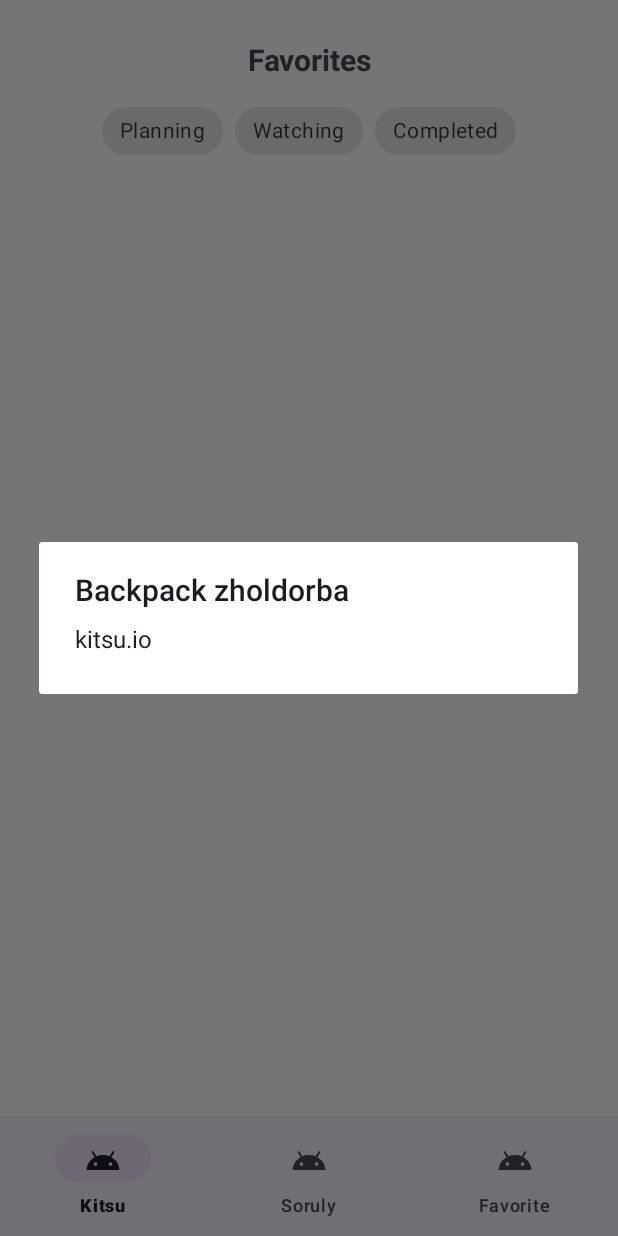
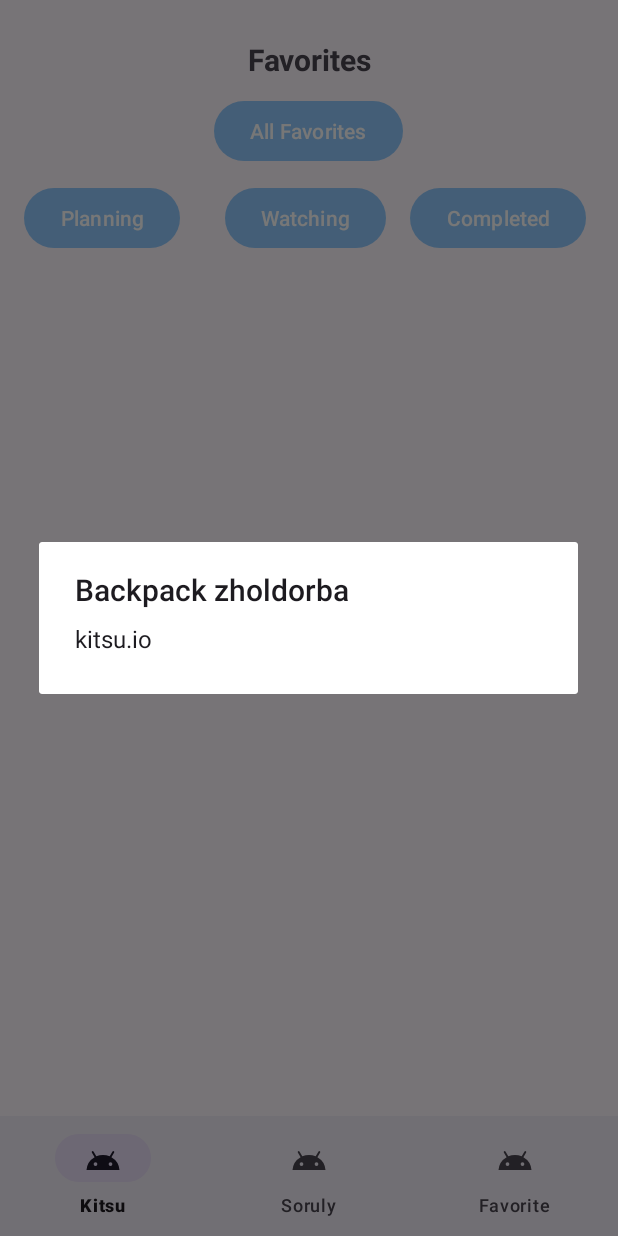
Before and after one commit to Tasherokk/Android-Project, an Android app: the fragment FavoritesFragment placed in its activity, on a phone screen of 412 x 824 dp. Run offline under Robolectric (Android 15) with nearby library versions, the phone set to English and light mode, and no system bars; our stand-ins replace Room's generated code; network calls fail; pictures from the network do not load; 1 statement that could not run was skipped.

Commit message:
filter for tags

```diff
--- a/AniFrame/app/src/main/java/com/example/aniframe/presentation/fragments/FavoritesFragment.kt
+++ b/AniFrame/app/src/main/java/com/example/aniframe/presentation/fragments/FavoritesFragment.kt
@@ -61,55 +61,44 @@
                 },
                 requireContext()
         )
-//        binding.chipGroup.setOnCheckedChangeListener { chipGroup, checkedId ->
-//            when (checkedId) {
-////                R.id.chip_all -> {
-////                    viewModel.fetchKitsuListDB()
-////                }
-//                R.id.planning -> {
-//                    Filter("Planning")
-//                }
-//                R.id.completed -> {
-//                    Filter("Completed")
-//                }
-//                R.id.watching -> {
-//
-//                    Filter("Watching")
-//                }
-//
-//            }
-//        }
         setupUI()
+        AllObserve()
+        with(binding){
+            allButton.setOnClickListener{
+                viewModel.fetchKitsuListDB()
+            }
+            planning.setOnClickListener{
+                viewModel.filterItemsByTag("Planning")
 
+            }
+            watching.setOnClickListener{
+                viewModel.filterItemsByTag("Watching")
 
+            }
+            completed.setOnClickListener{
+                viewModel.filterItemsByTag("Completed")
 
+            }
+        }
 
-
-
-
+    }
+    private fun setupUI() {
+        with(binding) {
+            kitsuList.adapter = adapter
+            viewModel.fetchKitsuListDB()
+        }
+    }
+    private fun AllObserve(){
         viewModel.favoritesListState.observe(viewLifecycleOwner) { state ->
             when (state) {
                 is FavoritesListState.Success -> adapter?.submitList(state.items)
+                is FavoritesListState.Error -> {
+                }
+                is FavoritesListState.Loading -> {
+                }
 
                 else -> {}
             }
         }
-
-    }
-
-    private fun setTagAnime(kitsu: Kitsu, newTag: String){
-        viewModel.updateAnime(kitsu, newTag)
-    }
-    private fun setupUI() {
-        with(binding) {
-            binding.kitsuList.adapter = adapter
-            viewModel.fetchKitsuListDB()
-        }
-    }
-    private fun Filter(tag: String){
-        with(binding){
-            binding.kitsuList.adapter = adapter
-            viewModel.filterItemsByTag(tag)
-        }
     }
 }
--- a/AniFrame/app/src/main/res/layout/fragment_favorites_list.xml
+++ b/AniFrame/app/src/main/res/layout/fragment_favorites_list.xml
@@ -22,38 +22,44 @@
             android:textSize="20sp"
             android:padding="10dp"
             />
-
-    <com.google.android.material.chip.ChipGroup
-            android:id="@+id/chipGroup"
+    <Button
+            android:id="@+id/all_button"
             android:layout_width="wrap_content"
             android:layout_height="wrap_content"
+            android:text="All Favorites"
             android:layout_gravity="center"
-            >
-        <com.google.android.material.chip.Chip
-            android:id="@+id/planning"
-            android:layout_width="wrap_content"
+            android:layout_marginBottom="10dp"/>
+
+    <LinearLayout
+            android:layout_width="match_parent"
             android:layout_height="wrap_content"
-            style="@style/Widget.MaterialComponents.Chip.Filter"
-            android:text="Planning"
-            />
+            android:orientation="horizontal"
+            android:layout_gravity="center"
+            android:layout_marginBottom="10dp">
+        <Button
+                android:id="@+id/planning"
+                android:layout_width="wrap_content"
+                android:layout_height="wrap_content"
+                android:text="Planning"/>
 
-        <com.google.android.material.chip.Chip
+        <Button
                 android:id="@+id/watching"
                 android:layout_width="wrap_content"
                 android:layout_height="wrap_content"
-                style="@style/Widget.MaterialComponents.Chip.Filter"
                 android:text="Watching"
-                />
+                android:layout_marginRight="16dp"
+                android:layout_marginLeft="30dp"/>
 
-        <com.google.android.material.chip.Chip
+        <Button
                 android:id="@+id/completed"
                 android:layout_width="wrap_content"
                 android:layout_height="wrap_content"
-                style="@style/Widget.MaterialComponents.Chip.Filter"
-                android:text="Completed"
-                />
+                android:text="Completed"/>
 
-    </com.google.android.material.chip.ChipGroup>
+    </LinearLayout>
+
+
+
 
 
 </LinearLayout>
```
Also changed, not shown: AniFrame/app/src/main/java/com/example/aniframe/presentation/viewmodel/FavoritesViewModel.kt (+7 -7 lines).
